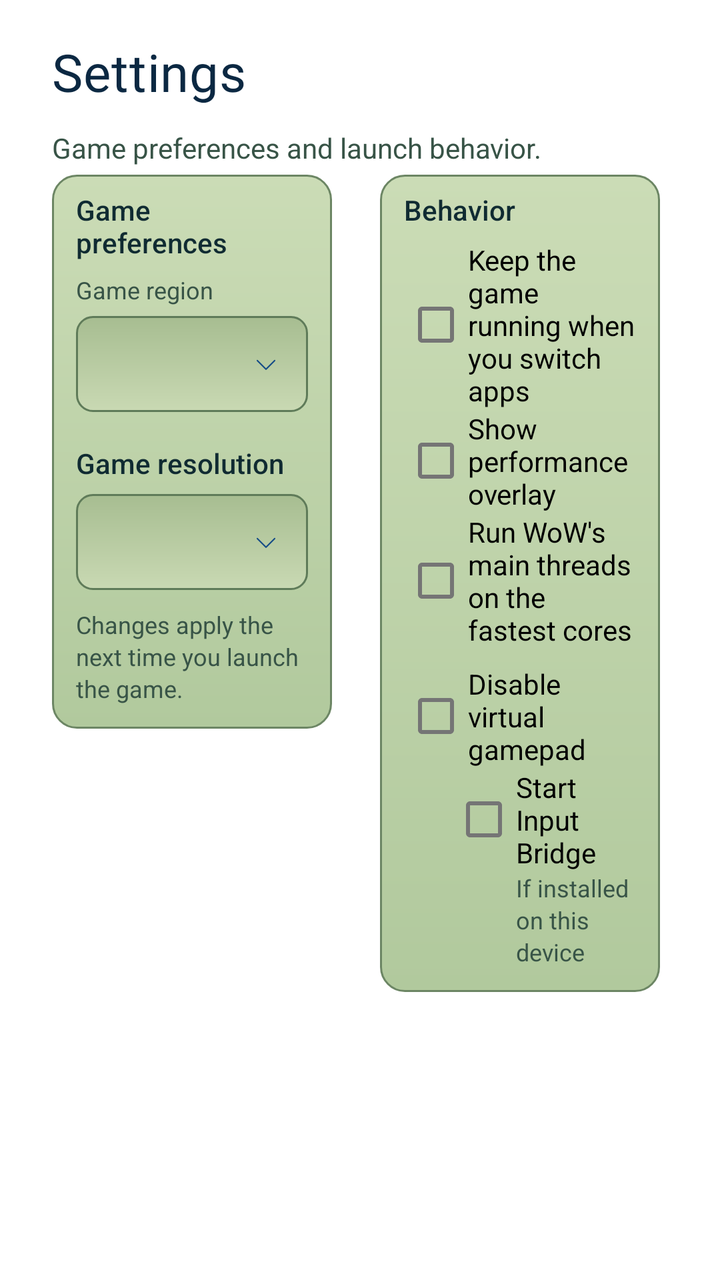
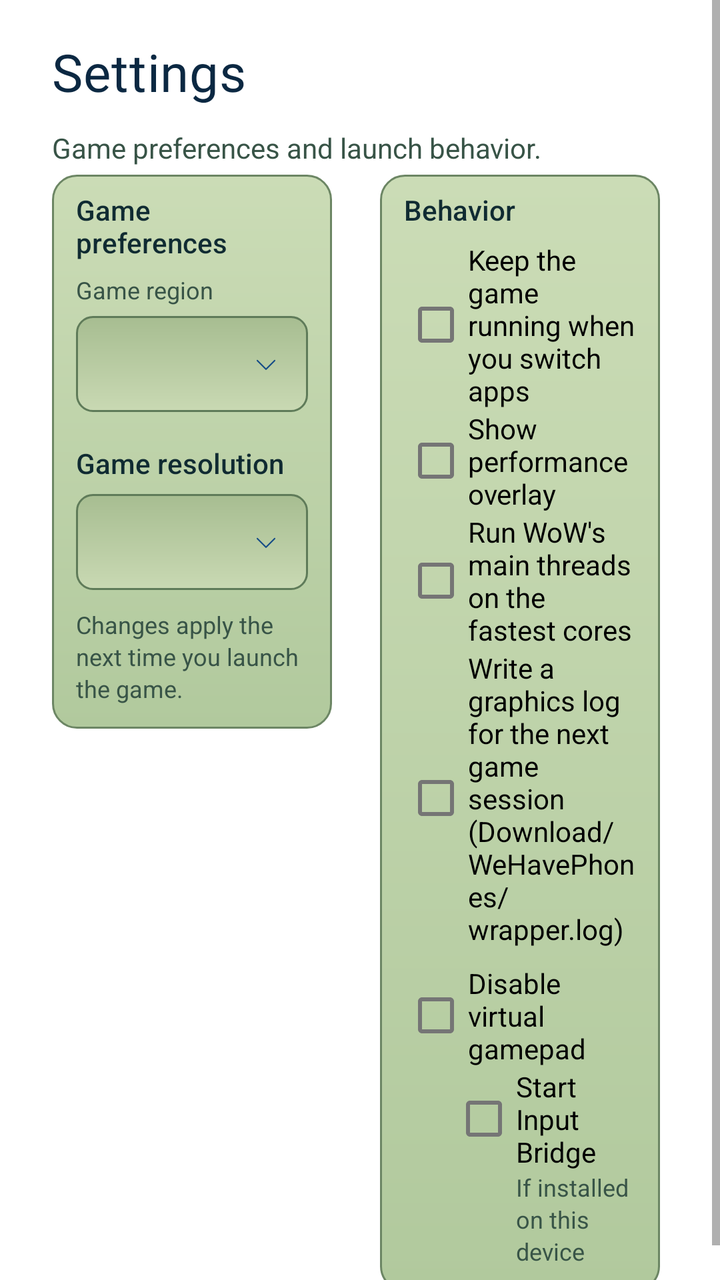

The first picture is an Android layout as it rendered before a commit; the second is the same layout after the commit. The layout source and the unified diff follow.
<!-- AndroidManifest.xml: fallback theme Theme.MaterialComponents.DayNight.NoActionBar -->
<!-- res/layout/fragment_wehavephones_settings.xml -->
<?xml version="1.0" encoding="utf-8"?>
<ScrollView
    xmlns:android="http://schemas.android.com/apk/res/android"
    android:layout_width="match_parent"
    android:layout_height="match_parent"
    android:scrollbars="vertical"
    android:scrollbarStyle="insideInset">
    <LinearLayout
        android:layout_width="match_parent"
        android:layout_height="wrap_content"
        android:orientation="vertical"
        android:paddingLeft="26dp"
        android:paddingRight="26dp"
        android:paddingTop="22dp"
        android:paddingBottom="12dp">
        <TextView
            style="@style/WeHavePhonesScreenTitle"
            android:text="@string/wehavephones_settings_title"
            android:textColor="@color/wehavephones_text_title"
            android:textSize="26sp" />
        <TextView
            style="@style/WeHavePhonesHint"
            android:layout_marginTop="6dp"
            android:text="@string/wehavephones_settings_intro"
            android:textSize="14sp" />
        <LinearLayout
            android:layout_width="match_parent"
            android:layout_height="wrap_content"
            android:orientation="horizontal"
            android:baselineAligned="false"
            android:layout_marginTop="4dp">
            <LinearLayout
                android:layout_width="0dp"
                android:layout_height="wrap_content"
                android:layout_weight="1"
                android:layout_marginRight="12dp"
                android:orientation="vertical"
                android:background="@drawable/wehavephones_card_background"
                android:paddingLeft="12dp"
                android:paddingRight="12dp"
                android:paddingTop="8dp"
                android:paddingBottom="12dp">
                <TextView
                    style="@style/WeHavePhonesSectionLabel"
                    android:layout_marginTop="0dp"
                    android:text="@string/wehavephones_settings_game_preferences" />
                <TextView
                    style="@style/WeHavePhonesHint"
                    android:text="@string/wehavephones_setup_region"
                    android:layout_marginBottom="5dp" />
                <Spinner
                    android:id="@+id/SPSettingsRegion"
                    android:layout_width="match_parent"
                    android:layout_height="48dp"
                    android:background="@drawable/wehavephones_dropdown"
                    android:contentDescription="@string/wehavephones_setup_region" />
                <TextView
                    style="@style/WeHavePhonesSectionLabel"
                    android:text="@string/wehavephones_settings_resolution_title" />
                <Spinner
                    android:id="@+id/SPGameResolution"
                    android:layout_width="match_parent"
                    android:layout_height="48dp"
                    android:background="@drawable/wehavephones_dropdown"
                    android:contentDescription="@string/wehavephones_settings_resolution_title" />
                <TextView
                    style="@style/WeHavePhonesHint"
                    android:layout_marginTop="9dp"
                    android:text="@string/wehavephones_settings_region_hint" />
            </LinearLayout>
            <LinearLayout
                android:layout_width="0dp"
                android:layout_height="wrap_content"
                android:layout_weight="1"
                android:layout_marginLeft="12dp"
                android:orientation="vertical"
                android:background="@drawable/wehavephones_card_background"
                android:paddingLeft="12dp"
                android:paddingRight="12dp"
                android:paddingTop="8dp"
                android:paddingBottom="12dp">
                <TextView
                    style="@style/WeHavePhonesSectionLabel"
                    android:layout_marginTop="0dp"
                    android:text="@string/wehavephones_settings_behavior_title" />
                <CheckBox
                    android:id="@+id/CBKeepRunningInBackground"
                    android:layout_width="match_parent"
                    android:layout_height="wrap_content"
                    android:text="@string/wehavephones_settings_keep_running" />
                <CheckBox
                    android:id="@+id/CBPerformanceOverlay"
                    android:layout_width="match_parent"
                    android:layout_height="wrap_content"
                    android:text="@string/wehavephones_settings_performance_overlay" />
                <CheckBox
                    android:id="@+id/CBPrimeCores"
                    android:layout_width="match_parent"
                    android:layout_height="wrap_content"
                    android:text="@string/azeroid_settings_prime_cores" />
                <CheckBox
                    android:id="@+id/CBDisableVirtualGamepad"
                    android:layout_width="match_parent"
                    android:layout_height="wrap_content"
                    android:layout_marginTop="8dp"
                    android:text="@string/wehavephones_settings_disable_virtual_gamepad" />
                <CheckBox
                    android:id="@+id/CBStartInputBridge"
                    android:layout_width="match_parent"
                    android:layout_height="wrap_content"
                    android:layout_marginLeft="24dp"
                    android:text="@string/wehavephones_settings_input_bridge" />
                <TextView
                    style="@style/WeHavePhonesHint"
                    android:layout_marginLeft="56dp"
                    android:text="@string/wehavephones_settings_input_bridge_hint" />
            </LinearLayout>
        </LinearLayout>
    </LinearLayout>
</ScrollView>
<!-- resources referenced by this layout -->
<resources>
  <color name="wehavephones_text_title">#0B2842</color>
  <!-- drawable wehavephones_card_background (drawable) -->
  <?xml version="1.0" encoding="utf-8"?>
  <shape
      xmlns:android="http://schemas.android.com/apk/res/android"
      android:shape="rectangle">
      <corners
          android:radius="12dp" />
      <gradient
          android:angle="270"
          android:startColor="#CBDCB6"
          android:endColor="#B1C99D" />
      <stroke
          android:width="1dp"
          android:color="#6C8664" />
  </shape>
  <!-- drawable wehavephones_dropdown (drawable) -->
  <?xml version="1.0" encoding="utf-8"?>
  <layer-list
      xmlns:android="http://schemas.android.com/apk/res/android">
      <item
          android:drawable="@drawable/wehavephones_field" />
      <item
          android:drawable="@drawable/wehavephones_ic_chevron_down"
          android:gravity="end|center_vertical"
          android:right="14dp" />
  </layer-list>
  <string name="azeroid_settings_prime_cores">Run WoW\'s main threads on the fastest cores</string>
  <string name="wehavephones_settings_behavior_title">Behavior</string>
  <string name="wehavephones_settings_disable_virtual_gamepad">Disable virtual gamepad</string>
  <string name="wehavephones_settings_game_preferences">Game preferences</string>
  <string name="wehavephones_settings_input_bridge">Start Input Bridge</string>
  <string name="wehavephones_settings_input_bridge_hint">If installed on this device</string>
  <string name="wehavephones_settings_intro">Game preferences and launch behavior.</string>
  <string name="wehavephones_settings_keep_running">Keep the game running when you switch apps</string>
  <string name="wehavephones_settings_performance_overlay">Show performance overlay</string>
  <string name="wehavephones_settings_region_hint">Changes apply the next time you launch the game.</string>
  <string name="wehavephones_settings_resolution_title">Game resolution</string>
  <string name="wehavephones_settings_title">Settings</string>
  <string name="wehavephones_setup_region">Game region</string>
  <style name="WeHavePhonesHint">
          <item name="android:layout_width">match_parent</item>
          <item name="android:layout_height">wrap_content</item>
          <item name="android:textColor">@color/wehavephones_text_dim</item>
          <item name="android:textSize">12sp</item>
          <item name="android:lineSpacingExtra">2dp</item>
      </style>
  <style name="WeHavePhonesScreenTitle" parent="WeHavePhonesHeader">
          <item name="android:gravity">start</item>
          <item name="android:textSize">26sp</item>
          <item name="android:layout_marginBottom">6dp</item>
          <item name="android:letterSpacing">0.01</item>
      </style>
  <!-- drawable wehavephones_field (drawable) -->
  <?xml version="1.0" encoding="utf-8"?>
  <shape
      xmlns:android="http://schemas.android.com/apk/res/android"
      android:shape="rectangle">
      <corners
          android:radius="8dp" />
      <gradient
          android:angle="270"
          android:startColor="#A7BD91"
          android:endColor="#C9D9B3" />
      <stroke
          android:width="1dp"
          android:color="#5F7B59" />
  </shape>
  <color name="wehavephones_text_dim">#385447</color>
  <style name="WeHavePhonesHeader">
          <item name="android:layout_width">match_parent</item>
          <item name="android:layout_height">wrap_content</item>
          <item name="android:fontFamily">@font/wehavephones_lcd</item>
          <item name="android:textColor">@color/wehavephones_text_title</item>
          <item name="android:textSize">28sp</item>
          <item name="android:includeFontPadding">false</item>
      </style>
  <color name="wehavephones_text">#102B32</color>
  <color name="wehavephones_accent">#164C87</color>
  <!-- unchanged entries left out for length: 2 -->
</resources>

<!-- the commit's change to res/layout/fragment_wehavephones_settings.xml (unified diff, before → after) -->
@@ -99,6 +99,11 @@
                     android:layout_height="wrap_content"
                     android:text="@string/azeroid_settings_prime_cores" />
                 <CheckBox
+                    android:id="@+id/CBGraphicsLogOnce"
+                    android:layout_width="match_parent"
+                    android:layout_height="wrap_content"
+                    android:text="@string/azeroid_settings_graphics_log_once" />
+                <CheckBox
                     android:id="@+id/CBDisableVirtualGamepad"
                     android:layout_width="match_parent"
                     android:layout_height="wrap_content"
<!-- resource entries referenced after the edit -->
@@ -27,6 +27,7 @@
           android:gravity="end|center_vertical"
           android:right="14dp" />
   </layer-list>
+  <string name="azeroid_settings_graphics_log_once">Write a graphics log for the next game session (Download/WeHavePhones/wrapper.log)</string>
   <string name="azeroid_settings_prime_cores">Run WoW\'s main threads on the fastest cores</string>
   <string name="wehavephones_settings_behavior_title">Behavior</string>
   <string name="wehavephones_settings_disable_virtual_gamepad">Disable virtual gamepad</string>
